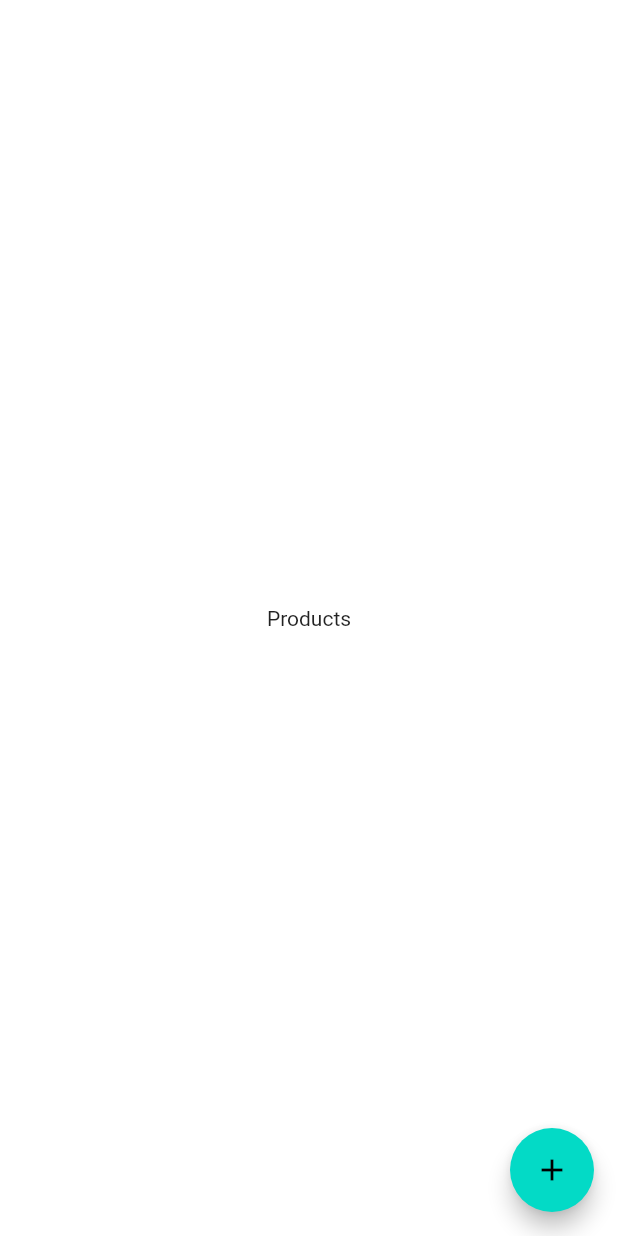
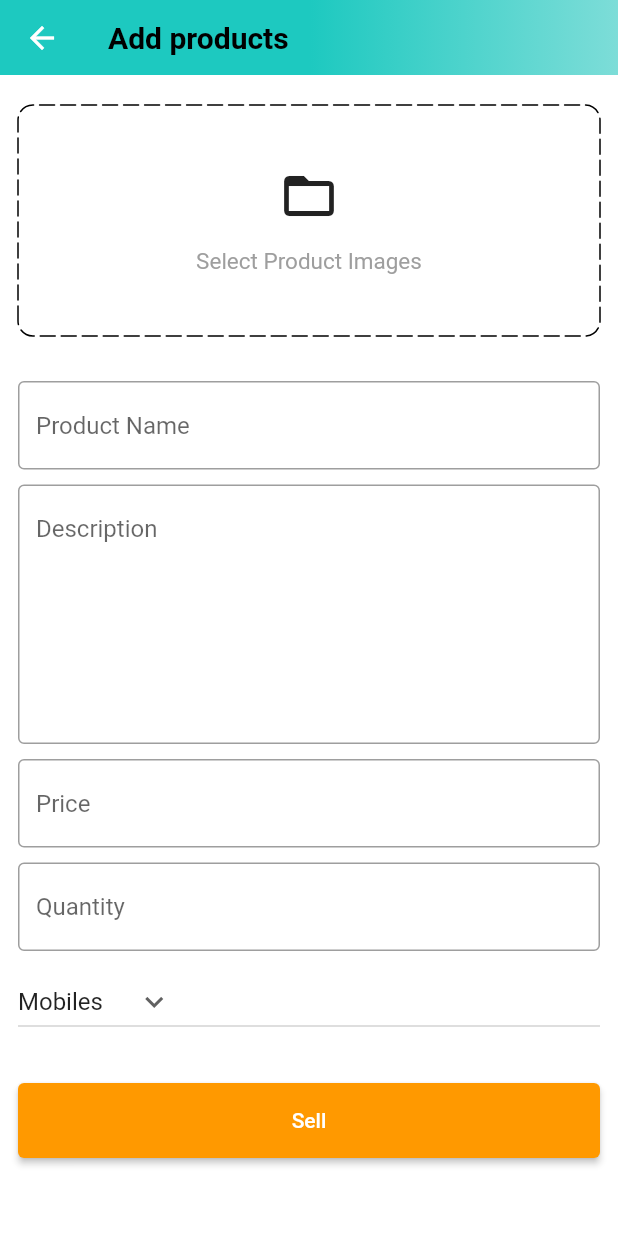
Before and after one commit to Aashutosh17/AmazonClone---Flutter, a Flutter app: the PostScreen screen opened directly, after a tap on the "add" icon, on a phone screen of 412 x 824 dp. Run offline on Flutter 3.47's test engine with Material 2 defaults, Android fonts, the phone set to English and light mode, and no system bars; drawn by our look-alikes of dotted_border; our stand-ins replace carousel_slider, shared_preferences; accounts and stored records are empty.

Commit message:
Add product Screen

```diff
--- a/lib/common/widgets/custom_textfield.dart
+++ b/lib/common/widgets/custom_textfield.dart
@@ -31,6 +31,7 @@ class CustomTextField extends StatelessWidget {
         }
         return null;
       },
+      maxLines: maxLines,
     );
   }
 }
--- /dev/null
+++ b/lib/features/admin/screens/add_product_screen.dart
@@ -0,0 +1,148 @@
+import 'dart:io';
+
+import 'package:amazonclone/common/widgets/custom_button.dart';
+import 'package:amazonclone/common/widgets/custom_textfield.dart';
+import 'package:amazonclone/constants/global_variables.dart';
+import 'package:dotted_border/dotted_border.dart';
+import 'package:flutter/foundation.dart';
+import 'package:flutter/material.dart';
+
+class AddProductScreen extends StatefulWidget {
+  static const String routeName = '/add-product';
+  const AddProductScreen({Key? key}) : super(key: key);
+
+  @override
+  State<AddProductScreen> createState() => _AddProductScreenState();
+}
+
+class _AddProductScreenState extends State<AddProductScreen> {
+  final TextEditingController productNameController = TextEditingController();
+  final TextEditingController descriptionController = TextEditingController();
+  final TextEditingController priceController = TextEditingController();
+  final TextEditingController quantityController = TextEditingController();
+
+  String category = 'Mobiles';
+  List<File> images = [];
+  final _addProductFormKey = GlobalKey<FormState>();
+
+  @override
+  void dispose() {
+    super.dispose();
+    productNameController.dispose();
+    descriptionController.dispose();
+    priceController.dispose();
+    quantityController.dispose();
+  }
+
+  List<String> productCategories = [
+    'Mobiles',
+    'Essentials',
+    'Appliances',
+    'Books',
+    'Fashion'
+  ];
+
+  @override
+  Widget build(BuildContext context) {
+    return Scaffold(
+      appBar: PreferredSize(
+        preferredSize: const Size.fromHeight(50),
+        child: AppBar(
+            flexibleSpace: Container(
+              decoration: const BoxDecoration(
+                gradient: GlobalVariables.appBarGradient,
+              ),
+            ),
+            title: const Text(
+              'Add products',
+              style:
+                  TextStyle(color: Colors.black, fontWeight: FontWeight.bold),
+            )),
+      ),
+      body: SingleChildScrollView(
+        child: Form(
+          child: Padding(
+            padding: const EdgeInsets.symmetric(horizontal: 12),
+            child: Column(
+              children: [
+                const SizedBox(height: 20),
+                DottedBorder(
+                  borderType: BorderType.RRect,
+                  radius: const Radius.circular(10),
+                  dashPattern: const [10, 4],
+                  strokeCap: StrokeCap.round,
+                  child: Container(
+                    width: double.infinity,
+                    height: 150,
+                    decoration: BoxDecoration(
+                      borderRadius: BorderRadius.circular(10),
+                    ),
+                    child: Column(
+                      mainAxisAlignment: MainAxisAlignment.center,
+                      children: const [
+                        Icon(
+                          Icons.folder_open,
+                          size: 40,
+                        ),
+                        SizedBox(height: 15),
+                        Text(
+                          'Select Product Images',
+                          style: TextStyle(
+                            fontSize: 15,
+                            color: Colors.grey,
+                          ),
+                        )
+                      ],
+                    ),
+                  ),
+                ),
+                const SizedBox(height: 30),
+                CustomTextField(
+                  controller: productNameController,
+                  hintText: 'Product Name',
+                ),
+                const SizedBox(height: 10),
+                CustomTextField(
+                  controller: descriptionController,
+                  hintText: 'Description',
+                  maxLines: 7,
+                ),
+                const SizedBox(height: 10),
+                CustomTextField(
+                  controller: priceController,
+                  hintText: 'Price',
+                ),
+                const SizedBox(height: 10),
+                CustomTextField(
+                  controller: quantityController,
+                  hintText: 'Quantity',
+                ),
+                const SizedBox(height: 10),
+                SizedBox(
+                  width: double.infinity,
+                  child: DropdownButton(
+                    value: category,
+                    icon: const Icon(Icons.keyboard_arrow_down),
+                    items: productCategories.map((String item) {
+                      return DropdownMenuItem(
+                        value: item,
+                        child: Text(item),
+                      );
+                    }).toList(),
+                    onChanged: (String? newVal) {
+                      setState(() {
+                        category = newVal!;
+                      });
+                    },
+                  ),
+                ),
+                const SizedBox(height: 30),
+                CustomButton(text: 'Sell', onTap: () {})
+              ],
+            ),
+          ),
+        ),
+      ),
+    );
+  }
+}
--- a/lib/features/admin/screens/post_screen.dart
+++ b/lib/features/admin/screens/post_screen.dart
@@ -1,3 +1,4 @@
+import 'package:amazonclone/features/admin/screens/add_product_screen.dart';
 import 'package:flutter/material.dart';
 
 class PostScreen extends StatefulWidget {
@@ -8,6 +9,10 @@ class PostScreen extends StatefulWidget {
 }
 
 class _PostScreenState extends State<PostScreen> {
+  void navigateToAddProduct() {
+    Navigator.pushNamed(context, AddProductScreen.routeName);
+  }
+
   @override
   Widget build(BuildContext context) {
     return Scaffold(
@@ -15,10 +20,11 @@ class _PostScreenState extends State<PostScreen> {
         child: Text('Products'),
       ),
       floatingActionButton: FloatingActionButton(
+        onPressed: navigateToAddProduct,
+        tooltip: 'Add a Product',
         child: const Icon(Icons.add),
-        onPressed: () {},
-
       ),
+      floatingActionButtonLocation: FloatingActionButtonLocation.centerFloat,
     );
   }
 }
--- a/lib/router.dart
+++ b/lib/router.dart
@@ -1,4 +1,5 @@
 import 'package:amazonclone/common/widgets/bottom_bar.dart';
+import 'package:amazonclone/features/admin/screens/add_product_screen.dart';
 import 'package:amazonclone/features/auth/screens/auth_screen.dart';
 import 'package:amazonclone/features/home/screens/home_screen.dart';
 import 'package:flutter/material.dart';
@@ -24,6 +25,12 @@ Route<dynamic> generateRoute(RouteSettings routeSettings) {
         builder: (_) => const BottomBar(),
       );
 
+    case AddProductScreen.routeName:
+      return MaterialPageRoute(
+        settings: routeSettings,
+        builder: (_) => const AddProductScreen(),
+      );
+
     default:
       return MaterialPageRoute(
         settings: routeSettings,
```
